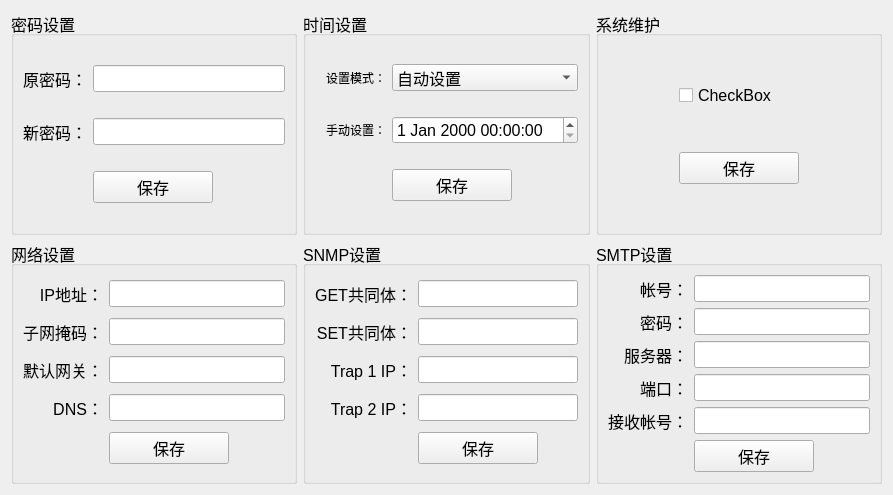
Qt form BusBar-Qt/setting/setsystem/systemsettingdlg.ui (luozhiyong131/BusBar) before a commit.
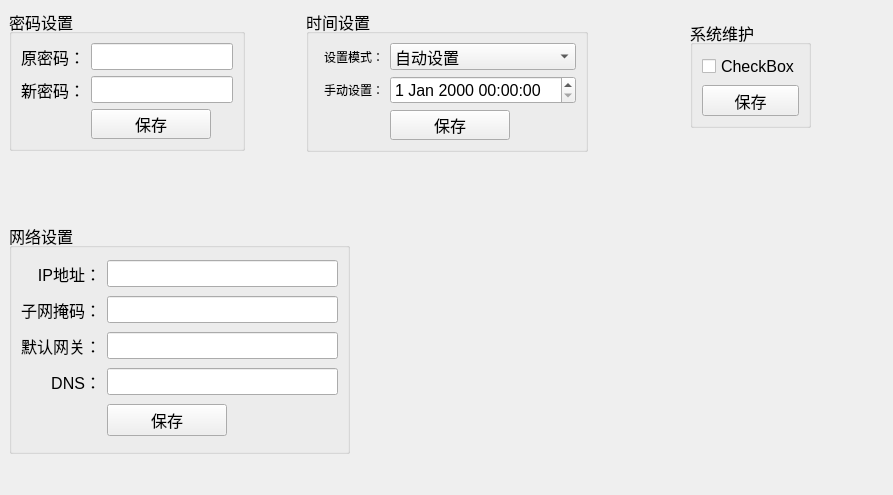
The same form after that commit.

Patch:
```diff
--- a/BusBar-Qt/setting/setsystem/systemsettingdlg.ui
+++ b/BusBar-Qt/setting/setsystem/systemsettingdlg.ui
@@ -13,9 +13,15 @@
   <property name="windowTitle">
    <string>Form</string>
   </property>
-  <layout class="QGridLayout" name="gridLayout_7">
-   <item row="0" column="0">
     <widget class="QGroupBox" name="groupBox">
+   <property name="geometry">
+    <rect>
+     <x>9</x>
+     <y>9</y>
+     <width>236</width>
+     <height>142</height>
+    </rect>
+   </property>
      <property name="font">
       <font>
        <pointsize>12</pointsize>
@@ -69,9 +75,15 @@
       </item>
      </layout>
     </widget>
-   </item>
-   <item row="0" column="1">
     <widget class="QGroupBox" name="groupBox_2">
+   <property name="geometry">
+    <rect>
+     <x>306</x>
+     <y>9</y>
+     <width>282</width>
+     <height>143</height>
+    </rect>
+   </property>
      <property name="font">
       <font>
        <pointsize>12</pointsize>
@@ -143,9 +155,15 @@
       </item>
      </layout>
     </widget>
-   </item>
-   <item row="0" column="2">
     <widget class="QGroupBox" name="groupBox_3">
+   <property name="geometry">
+    <rect>
+     <x>690</x>
+     <y>20</y>
+     <width>121</width>
+     <height>108</height>
+    </rect>
+   </property>
      <property name="font">
       <font>
        <pointsize>12</pointsize>
@@ -177,9 +195,15 @@
       </item>
      </layout>
     </widget>
-   </item>
-   <item row="1" column="0">
     <widget class="QGroupBox" name="groupBox_4">
+   <property name="geometry">
+    <rect>
+     <x>9</x>
+     <y>223</y>
+     <width>341</width>
+     <height>231</height>
+    </rect>
+   </property>
      <property name="font">
       <font>
        <pointsize>12</pointsize>
@@ -256,179 +280,16 @@
       </item>
      </layout>
     </widget>
-   </item>
-   <item row="1" column="1">
-    <widget class="QGroupBox" name="groupBox_5">
-     <property name="font">
-      <font>
-       <pointsize>12</pointsize>
-      </font>
-     </property>
-     <property name="title">
-      <string>SNMP设置</string>
-     </property>
-     <layout class="QGridLayout" name="gridLayout_5">
-      <item row="2" column="1">
-       <widget class="QLineEdit" name="lineEdit_7"/>
-      </item>
-      <item row="0" column="0">
-       <widget class="QLabel" name="label_9">
-        <property name="text">
-         <string>GET共同体：</string>
-        </property>
-        <property name="alignment">
-         <set>Qt::AlignRight|Qt::AlignTrailing|Qt::AlignVCenter</set>
-        </property>
-       </widget>
-      </item>
-      <item row="0" column="1">
-       <widget class="QLineEdit" name="lineEdit_8"/>
-      </item>
-      <item row="1" column="0">
-       <widget class="QLabel" name="label_10">
-        <property name="text">
-         <string>SET共同体：</string>
-        </property>
-        <property name="alignment">
-         <set>Qt::AlignRight|Qt::AlignTrailing|Qt::AlignVCenter</set>
-        </property>
-       </widget>
-      </item>
-      <item row="1" column="1">
-       <widget class="QLineEdit" name="lineEdit_9"/>
-      </item>
-      <item row="6" column="1">
-       <widget class="QPushButton" name="pushButton_5">
-        <property name="maximumSize">
-         <size>
-          <width>120</width>
-          <height>16777215</height>
-         </size>
-        </property>
-        <property name="text">
-         <string>保存</string>
-        </property>
-       </widget>
-      </item>
-      <item row="2" column="0">
-       <widget class="QLabel" name="label_11">
-        <property name="text">
-         <string>Trap 1 IP：</string>
-        </property>
-        <property name="alignment">
-         <set>Qt::AlignRight|Qt::AlignTrailing|Qt::AlignVCenter</set>
-        </property>
-       </widget>
-      </item>
-      <item row="4" column="0">
-       <widget class="QLabel" name="label_12">
-        <property name="text">
-         <string>Trap 2 IP：</string>
-        </property>
-        <property name="alignment">
-         <set>Qt::AlignRight|Qt::AlignTrailing|Qt::AlignVCenter</set>
-        </property>
-       </widget>
-      </item>
-      <item row="4" column="1">
-       <widget class="QLineEdit" name="lineEdit_10"/>
-      </item>
-     </layout>
-    </widget>
-   </item>
-   <item row="1" column="2">
-    <widget class="QGroupBox" name="groupBox_6">
-     <property name="font">
-      <font>
-       <pointsize>12</pointsize>
-      </font>
-     </property>
-     <property name="title">
-      <string>SMTP设置</string>
-     </property>
-     <layout class="QGridLayout" name="gridLayout_6">
-      <item row="4" column="1">
-       <widget class="QLineEdit" name="lineEdit_11"/>
-      </item>
-      <item row="0" column="0">
-       <widget class="QLabel" name="label_13">
-        <property name="text">
-         <string>帐号：</string>
-        </property>
-        <property name="alignment">
-         <set>Qt::AlignRight|Qt::AlignTrailing|Qt::AlignVCenter</set>
-        </property>
-       </widget>
-      </item>
-      <item row="0" column="1">
-       <widget class="QLineEdit" name="lineEdit_12"/>
-      </item>
-      <item row="1" column="0">
-       <widget class="QLabel" name="label_14">
-        <property name="text">
-         <string>密码：</string>
-        </property>
-        <property name="alignment">
-         <set>Qt::AlignRight|Qt::AlignTrailing|Qt::AlignVCenter</set>
-        </property>
-       </widget>
-      </item>
-      <item row="1" column="1">
-       <widget class="QLineEdit" name="lineEdit_13"/>
-      </item>
-      <item row="8" column="1">
-       <widget class="QPushButton" name="pushButton_6">
-        <property name="maximumSize">
-         <size>
-          <width>120</width>
-          <height>16777215</height>
-         </size>
-        </property>
-        <property name="text">
-         <string>保存</string>
-        </property>
-       </widget>
-      </item>
-      <item row="4" column="0">
-       <widget class="QLabel" name="label_15">
-        <property name="text">
-         <string>端口：</string>
-        </property>
-        <property name="alignment">
-         <set>Qt::AlignRight|Qt::AlignTrailing|Qt::AlignVCenter</set>
-        </property>
-       </widget>
-      </item>
-      <item row="6" column="0">
-       <widget class="QLabel" name="label_16">
-        <property name="text">
-         <string>接收帐号：</string>
-        </property>
-        <property name="alignment">
-         <set>Qt::AlignRight|Qt::AlignTrailing|Qt::AlignVCenter</set>
-        </property>
-       </widget>
-      </item>
-      <item row="6" column="1">
-       <widget class="QLineEdit" name="lineEdit_14"/>
-      </item>
-      <item row="3" column="0">
-       <widget class="QLabel" name="label_17">
-        <property name="text">
-         <string>服务器：</string>
-        </property>
-        <property name="alignment">
-         <set>Qt::AlignRight|Qt::AlignTrailing|Qt::AlignVCenter</set>
-        </property>
-       </widget>
-      </item>
-      <item row="3" column="1">
-       <widget class="QLineEdit" name="lineEdit_15"/>
-      </item>
-     </layout>
-    </widget>
-   </item>
-  </layout>
+  <widget class="QWidget" name="smtpWid" native="true">
+   <property name="geometry">
+    <rect>
+     <x>490</x>
+     <y>220</y>
+     <width>371</width>
+     <height>251</height>
+    </rect>
+   </property>
+  </widget>
  </widget>
  <resources/>
  <connections/>
```
Lines whose indentation alone changed are shown as unchanged.
